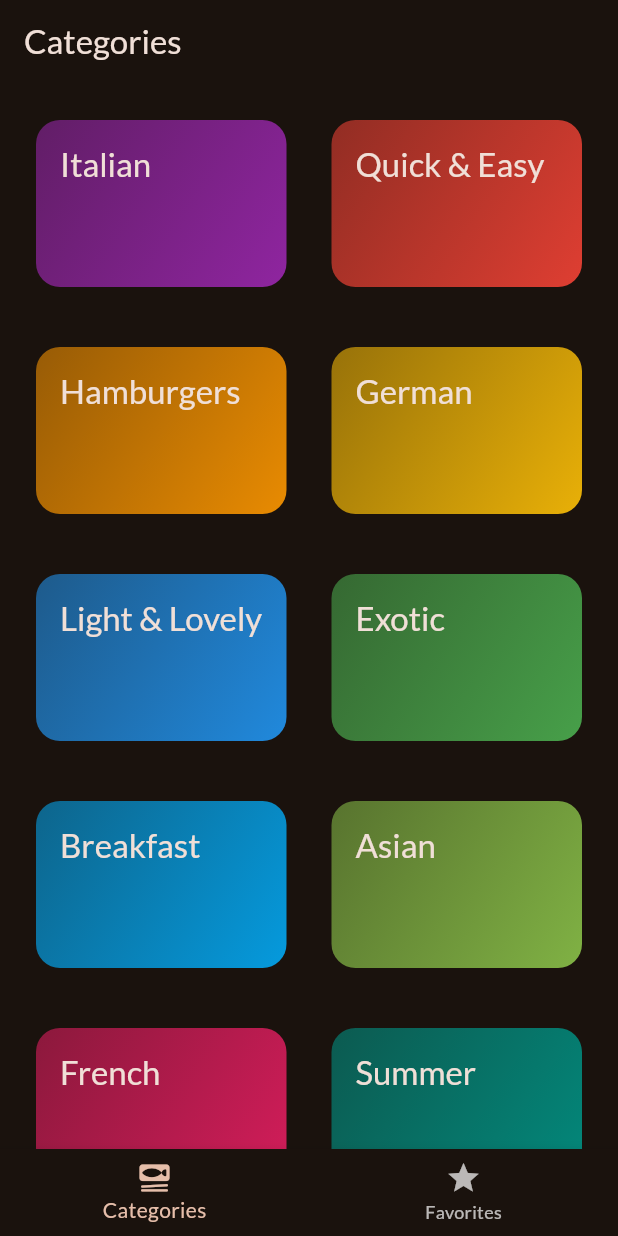
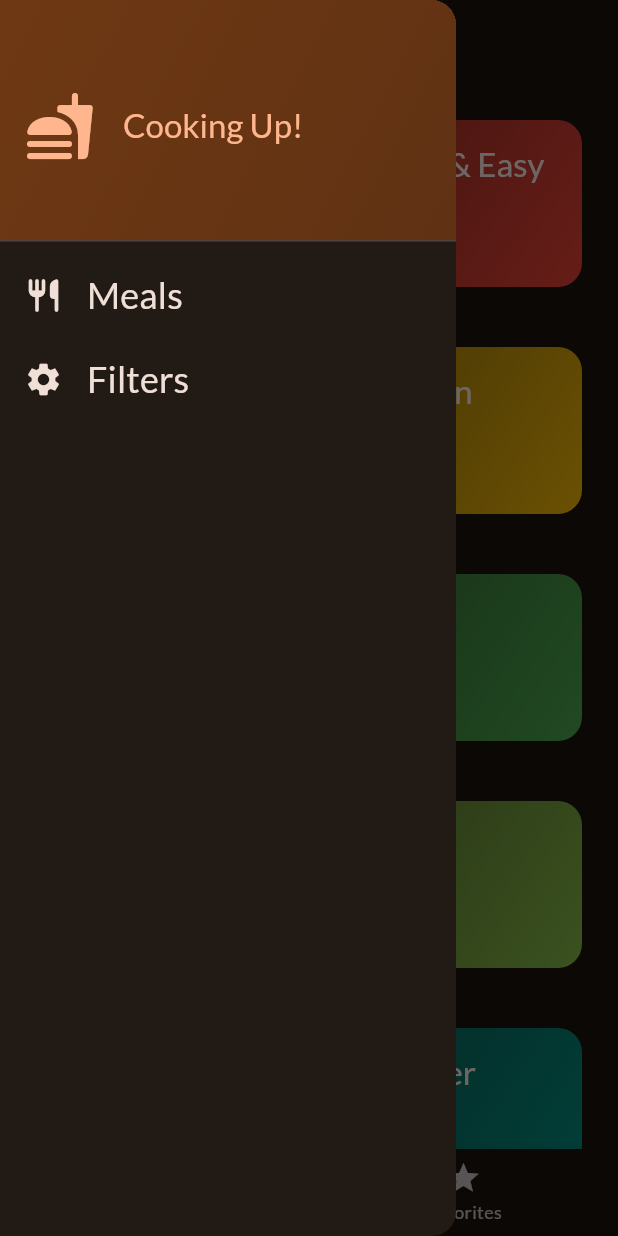
Before and after one commit to vedantagrawal524/Meals-App, a Flutter app: the screen it shows after launch, with the side drawer open (before the commit the screen has no drawer), on a phone screen of 412 x 824 dp. Run offline on Flutter 3.47's test engine with Material 2 defaults, Android fonts, the phone set to English and light mode, and no system bars; our stand-ins replace google_fonts, transparent_image.

Commit message:
Side Drawer installed

```diff
--- a/lib/screens/tabs_screen.dart
+++ b/lib/screens/tabs_screen.dart
@@ -2,6 +2,7 @@
 import 'package:meals/models/meal.dart';
 import 'package:meals/screens/categories_screen.dart';
 import 'package:meals/screens/meals_screen.dart';
+import 'package:meals/widgets/side_drawer.dart';
 
 class TabsScreen extends StatefulWidget {
   const TabsScreen({super.key});
@@ -63,6 +64,7 @@
         title: Text(activePageTitle),
       ),
       body: activePage,
+      drawer: SideDrawer(),
       bottomNavigationBar: BottomNavigationBar(
         onTap: _selectPage,
         currentIndex: _selectedPageIndex,
--- /dev/null
+++ b/lib/widgets/side_drawer.dart
@@ -0,0 +1,76 @@
+import 'package:flutter/material.dart';
+
+class SideDrawer extends StatelessWidget {
+  const SideDrawer({super.key});
+
+  @override
+  Widget build(BuildContext context) {
+    return Drawer(
+      child: Column(
+        children: [
+          DrawerHeader(
+            decoration: BoxDecoration(
+              gradient: LinearGradient(
+                colors: [
+                  Theme.of(context).colorScheme.primaryContainer,
+                  Theme.of(context)
+                      .colorScheme
+                      .primaryContainer
+                      .withOpacity(0.8),
+                ],
+                begin: Alignment.topLeft,
+                end: Alignment.bottomRight,
+              ),
+            ),
+            child: Row(
+              children: [
+                Icon(
+                  Icons.fastfood_rounded,
+                  size: 48,
+                  color: Theme.of(context).colorScheme.primary,
+                ),
+                const SizedBox(width: 18),
+                Text(
+                  'Cooking Up!',
+                  style: Theme.of(context).textTheme.titleLarge!.copyWith(
+                        color: Theme.of(context).colorScheme.primary,
+                      ),
+                ),
+              ],
+            ),
+          ),
+          ListTile(
+            leading: Icon(
+              Icons.restaurant_rounded,
+              size: 26,
+              color: Theme.of(context).colorScheme.onBackground,
+            ),
+            title: Text(
+              'Meals',
+              style: Theme.of(context).textTheme.titleSmall!.copyWith(
+                    color: Theme.of(context).colorScheme.onBackground,
+                    fontSize: 24,
+                  ),
+            ),
+            onTap: () {},
+          ),
+          ListTile(
+            leading: Icon(
+              Icons.settings,
+              size: 26,
+              color: Theme.of(context).colorScheme.onBackground,
+            ),
+            title: Text(
+              'Filters',
+              style: Theme.of(context).textTheme.titleSmall!.copyWith(
+                    color: Theme.of(context).colorScheme.onBackground,
+                    fontSize: 24,
+                  ),
+            ),
+            onTap: () {},
+          ),
+        ],
+      ),
+    );
+  }
+}
```
